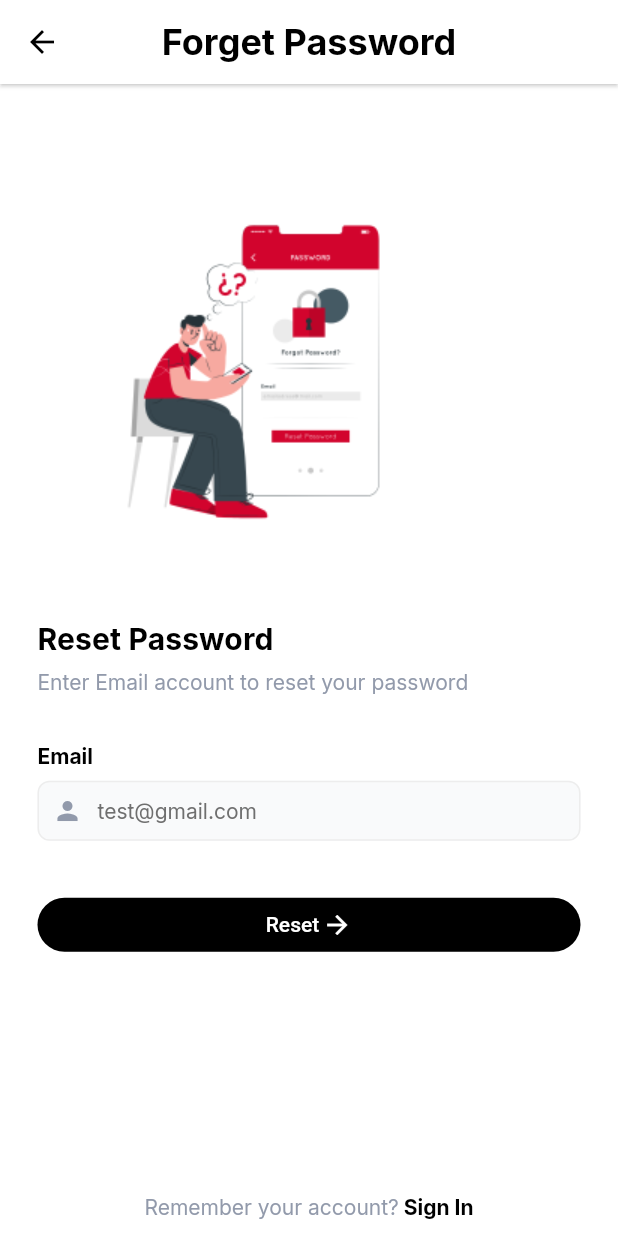
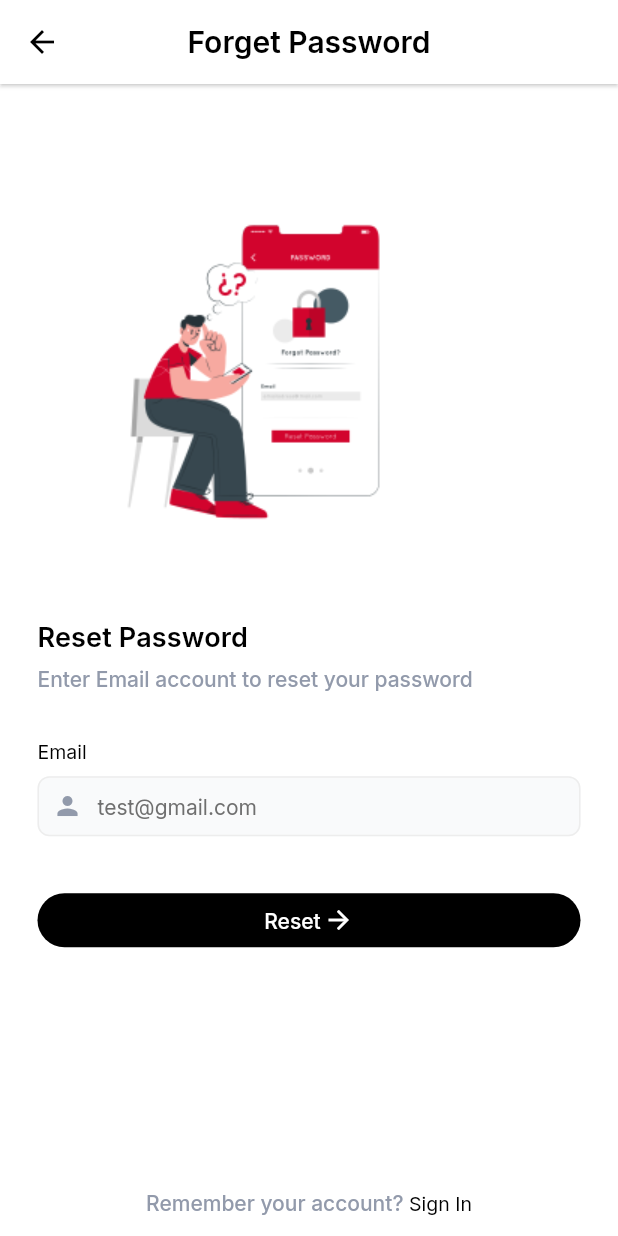
Before and after one commit to StrangerDeveloper/ismmart_ecommerce, a Flutter app: the ForgotPasswordView1 screen opened directly, on a phone screen of 412 x 824 dp. Run offline on Flutter 3.47's test engine with Material 3 defaults, Android fonts, the phone set to English and light mode, and no system bars; our stand-ins replace cached_network_image, country_code_picker, firebase_core, flip_card, flutter_image_compress, flutter_multi_formatter and 11 more; accounts and stored records are empty; network calls fail; project files that could hold a hidden picture were left out.

Commit message:
theme sizing changed

```diff
--- a/lib/helpers/theme_helper.dart
+++ b/lib/helpers/theme_helper.dart
@@ -112,7 +112,7 @@ class TextThemes {
           color: color,
           //color: appTheme.gray90001,
           //color: isDark ? Colors.black : Colors.white,
-          fontSize: 30,
+          fontSize: 26,
           //fontFamily: 'DM Serif Display',
           fontWeight: FontWeight.bold,
         ),
@@ -128,56 +128,64 @@ class TextThemes {
           color: color,
           //color: appTheme.blueGray90001,
           //color: isDark ? Colors.black : Colors.white,
-          fontSize: 28,
+          fontSize: 22,
           //fontFamily: 'DM Serif Text',
-          fontWeight: FontWeight.w400,
+          fontWeight: FontWeight.w600,
         ),
         titleMedium: TextStyle(
           color: color,
-          fontSize: 24,
+          fontSize: 20,
           //fontFamily: 'Inter',
-          fontWeight: FontWeight.w700,
+          fontWeight: FontWeight.w600,
         ),
         titleSmall: TextStyle(
           color: color,
           //color: appTheme.gray90001,
           //color: isDark ? Colors.black : Colors.white,
-          fontSize: 20,
+          fontSize: 18,
           // fontFamily: 'Inter',
-          fontWeight: FontWeight.w700,
+          fontWeight: FontWeight.w600,
+        ),
+        bodyLarge: TextStyle(
+            color: color,
+
+          fontSize: 16,
+          //fontFamily: 'Inter',
+          fontWeight: FontWeight.w600,
         ),
         bodyMedium: TextStyle(
           color: color,
           //color: isDark ? Colors.black : Colors.white,
           fontSize: 14,
           //fontFamily: 'Inter',
-          fontWeight: FontWeight.w400,
+          fontWeight: FontWeight.w500,
         ),
         bodySmall: TextStyle(
           color: color,
           //color: isDark ? Colors.black : Colors.white,
-          fontSize: 14,
+          fontSize: 12,
           //fontFamily: 'Inter',
           fontWeight: FontWeight.w400,
         ),
+
         labelLarge: TextStyle(
           color: color,
           //color: isDark ? Colors.black : Colors.white,
-          fontSize: 16,
+          fontSize: 15,
           //fontFamily: 'Inter',
-          fontWeight: FontWeight.w600,
+          fontWeight: FontWeight.w500,
         ),
         labelMedium: TextStyle(
           color: color,
           //color: isDark ? Colors.black : Colors.white,
-          fontSize: 14,
+          fontSize: 13,
           //fontFamily: 'Inter',
-          fontWeight: FontWeight.w700,
+          fontWeight: FontWeight.w400,
         ),
         labelSmall: TextStyle(
           color: color,
           //color: isDark ? Colors.black : Colors.white,
-          fontSize: 14,
+          fontSize:11,
           //fontFamily: 'Inter',
           fontWeight: FontWeight.w400,
         ),
--- a/lib/screens/auth/forgot_password/reset_password/success_view.dart
+++ b/lib/screens/auth/forgot_password/reset_password/success_view.dart
@@ -6,7 +6,7 @@ import '../../../../widgets/custom_button.dart';
 import '../../../../widgets/custom_text.dart';
 
 class SuccessView extends StatelessWidget {
-  SuccessView({super.key});
+  const SuccessView({super.key});
 
   @override
   Widget build(BuildContext context) {
@@ -47,9 +47,9 @@ class SuccessView extends StatelessWidget {
               right: 20,
               bottom: 16,
             ),
-            child: Text(
+            child: CustomText(
               maxLines: 2,
-              'Set your new password',
+              title: 'Set your new password',
               style: ThemeHelper.textTheme.bodyMedium
                   ?.copyWith(color: AppColors.grey2),
             )),
@@ -62,10 +62,10 @@ class SuccessView extends StatelessWidget {
         padding: const EdgeInsets.only(top: 32),
         child: CustomTextBtn(
           radius: 30,
-          child: Row(
+          child:const  Row(
             mainAxisAlignment: MainAxisAlignment.center,
             children: [
-              const CustomText(
+               CustomText(
                 title: "Reset",
                 size: 14,
                 color: AppColors.white,
```
